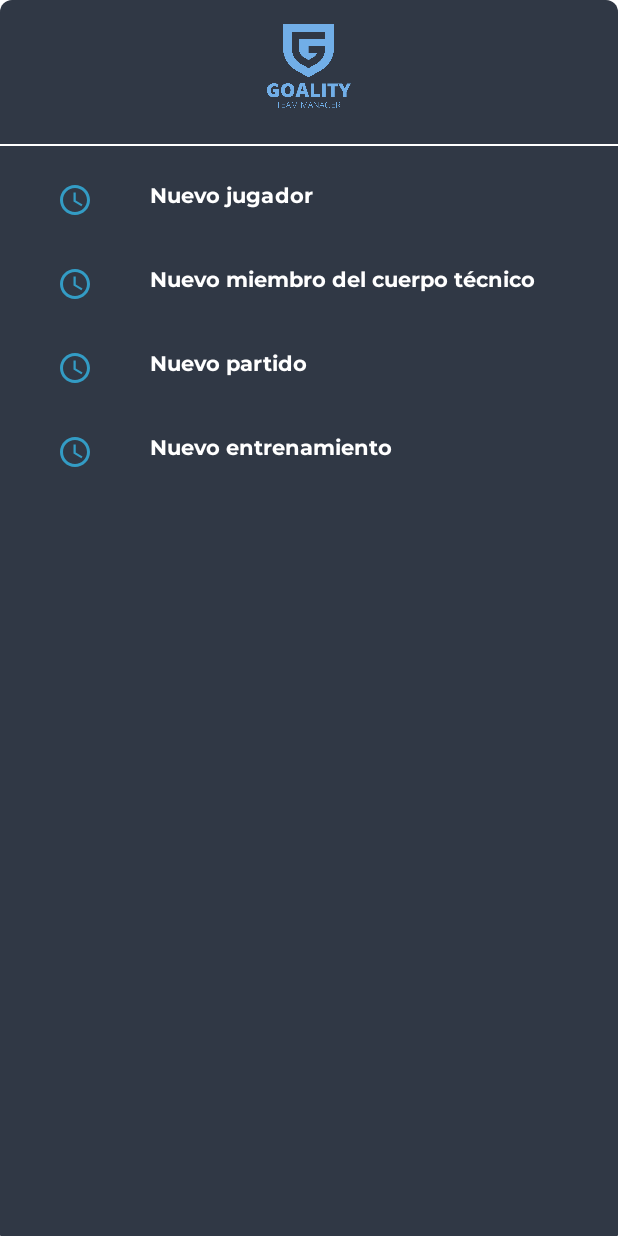
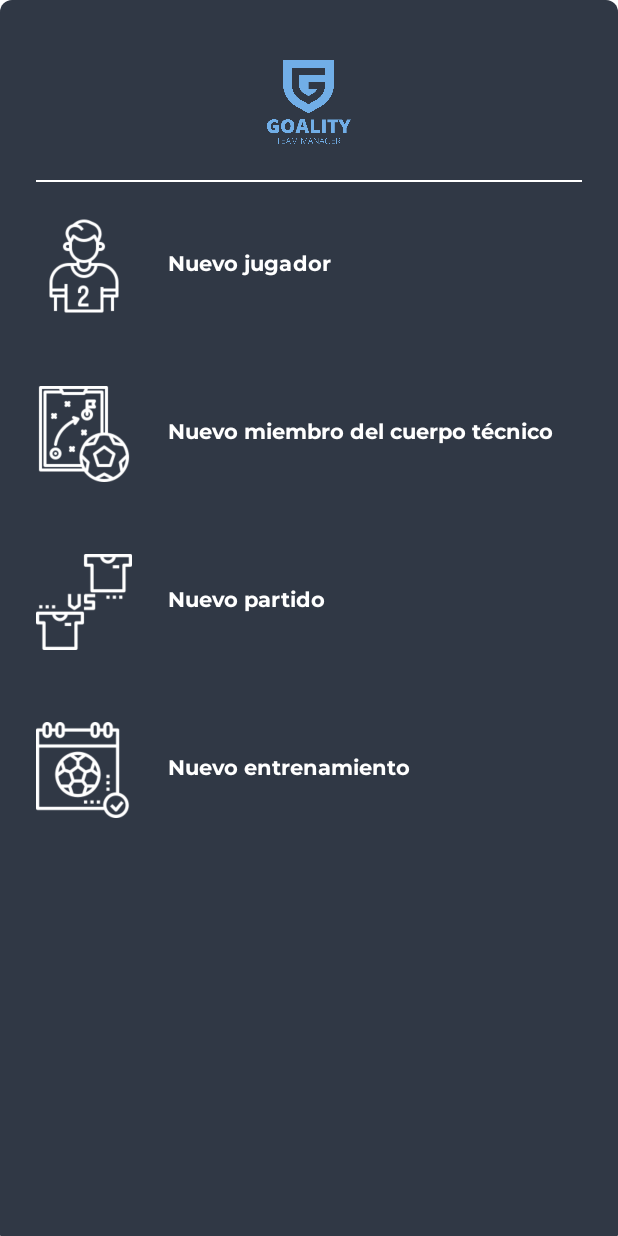
Before and after one commit to 2DAMUE/pfcjun21-goality, an Android app: the layout bottom_sheet_layout.xml on its own in the app's theme, with its tools: preview values and no code run, on a phone screen of 412 x 824 dp. Run offline under Robolectric (Android 15) with nearby library versions, the phone set to English and light mode, and no system bars.

Commit message:
Add icons

```diff
--- a/app/src/main/res/layout/activity_jugador_detail.xml
+++ b/app/src/main/res/layout/activity_jugador_detail.xml
@@ -61,7 +61,8 @@
                     android:id="@+id/ivPosicion"
                     android:layout_width="40dp"
                     android:layout_height="40dp"
-                    android:background="@drawable/clock" />
+                    android:background="@drawable/posicion"
+                    android:backgroundTint="@color/background2"/>
 
                 <TextView
                     android:id="@+id/posicion"
@@ -97,7 +98,8 @@
                     android:id="@+id/ivDorsal"
                     android:layout_width="40dp"
                     android:layout_height="40dp"
-                    android:background="@drawable/clock" />
+                    android:background="@drawable/dorsal"
+                    android:backgroundTint="@color/background2"/>
 
                 <TextView
                     android:id="@+id/tvPesoDorsalJugador"
@@ -124,7 +126,8 @@
                     android:id="@+id/icEdad"
                     android:layout_width="40dp"
                     android:layout_height="40dp"
-                    android:background="@drawable/clock" />
+                    android:background="@drawable/edad"
+                    android:backgroundTint="@color/background2"/>
 
                 <TextView
                     android:id="@+id/edad"
@@ -160,7 +163,8 @@
                     android:id="@+id/ivEstatura"
                     android:layout_width="40dp"
                     android:layout_height="40dp"
-                    android:background="@drawable/clock" />
+                    android:background="@drawable/peso"
+                    android:backgroundTint="@color/background2"/>
 
                 <TextView
                     android:id="@+id/estatura"
--- a/app/src/main/res/layout/bottom_sheet_layout.xml
+++ b/app/src/main/res/layout/bottom_sheet_layout.xml
@@ -5,7 +5,8 @@
     android:layout_height="match_parent"
     android:background="@drawable/bg_activity_bottom"
     android:gravity="center_horizontal"
-    android:orientation="vertical">
+    android:orientation="vertical"
+    android:padding="24dp">
 
     <ImageView
         android:layout_width="56dp"
@@ -30,16 +31,17 @@
         android:orientation="horizontal">
 
         <ImageView
-            android:layout_width="100dp"
-            android:layout_height="wrap_content"
-            android:src="@drawable/ic_hora_partido" />
+            android:layout_width="64dp"
+            android:layout_height="64dp"
+            android:src="@drawable/add_jugador" />
 
         <TextView
             android:layout_width="match_parent"
             android:layout_height="wrap_content"
+            android:paddingStart="24dp"
+            android:layout_gravity="center_vertical"
             android:textColor="@color/white"
             android:fontFamily="@font/montserrat_bold"
-
             android:text="Nuevo jugador" />
 
     </LinearLayout>
@@ -48,18 +50,20 @@
         android:id="@+id/addCuerpoTecnico"
         android:layout_width="match_parent"
         android:layout_height="wrap_content"
-        android:layout_marginTop="16dp"
+        android:layout_marginTop="32dp"
         android:layout_marginBottom="16dp"
         android:orientation="horizontal">
 
         <ImageView
-            android:layout_width="100dp"
-            android:layout_height="wrap_content"
-            android:src="@drawable/ic_hora_partido" />
+            android:layout_width="64dp"
+            android:layout_height="64dp"
+            android:src="@drawable/add_cuerpo_tecnico" />
 
         <TextView
             android:layout_width="match_parent"
             android:layout_height="wrap_content"
+            android:paddingStart="24dp"
+            android:layout_gravity="center_vertical"
             android:textColor="@color/white"
             android:fontFamily="@font/montserrat_bold"
             android:text="Nuevo miembro del cuerpo técnico" />
@@ -70,18 +74,20 @@
         android:id="@+id/addPartido"
         android:layout_width="match_parent"
         android:layout_height="wrap_content"
-        android:layout_marginTop="16dp"
+        android:layout_marginTop="32dp"
         android:layout_marginBottom="16dp"
         android:orientation="horizontal">
 
         <ImageView
-            android:layout_width="100dp"
-            android:layout_height="wrap_content"
-            android:src="@drawable/ic_hora_partido" />
+            android:layout_width="64dp"
+            android:layout_height="64dp"
+            android:src="@drawable/add_partido" />
 
         <TextView
             android:layout_width="match_parent"
             android:layout_height="wrap_content"
+            android:paddingStart="24dp"
+            android:layout_gravity="center_vertical"
             android:textColor="@color/white"
             android:fontFamily="@font/montserrat_bold"
             android:text="Nuevo partido" />
@@ -92,22 +98,23 @@
         android:id="@+id/addEntrenamiento"
         android:layout_width="match_parent"
         android:layout_height="wrap_content"
-        android:layout_marginTop="16dp"
+        android:layout_marginTop="32dp"
         android:layout_marginBottom="16dp"
         android:orientation="horizontal">
 
         <ImageView
-            android:layout_width="100dp"
-            android:layout_height="wrap_content"
-            android:src="@drawable/ic_hora_partido" />
+            android:layout_width="64dp"
+            android:layout_height="64dp"
+            android:src="@drawable/add_entrenamiento" />
 
         <TextView
             android:layout_width="match_parent"
             android:layout_height="wrap_content"
+            android:paddingStart="24dp"
+            android:layout_gravity="center_vertical"
             android:fontFamily="@font/montserrat_bold"
             android:textColor="@color/white"
-            android:text="Nuevo entrenamiento"
-            android:layout_marginBottom="24dp"/>
+            android:text="Nuevo entrenamiento"/>
 
     </LinearLayout>
 
```
Also changed, not shown: app/src/main/res/drawable/add_cuerpo_tecnico.png (added), app/src/main/res/drawable/add_entrenamiento.png (added), app/src/main/res/drawable/add_jugador.png (added), app/src/main/res/drawable/add_partido.png (added), app/src/main/res/drawable/dorsal.png (added), app/src/main/res/drawable/edad.png (added), app/src/main/res/drawable/peso.png (added), app/src/main/res/drawable/posicion.png (added).
